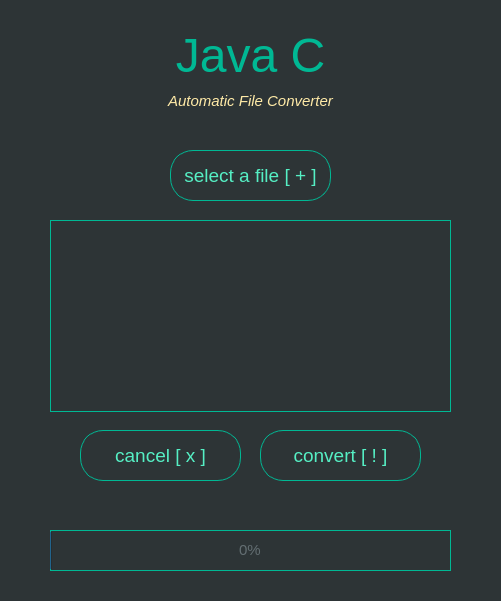
Above: resources/ui/javac.ui from jbjulia/java-c before the change. Below: the same form after it.
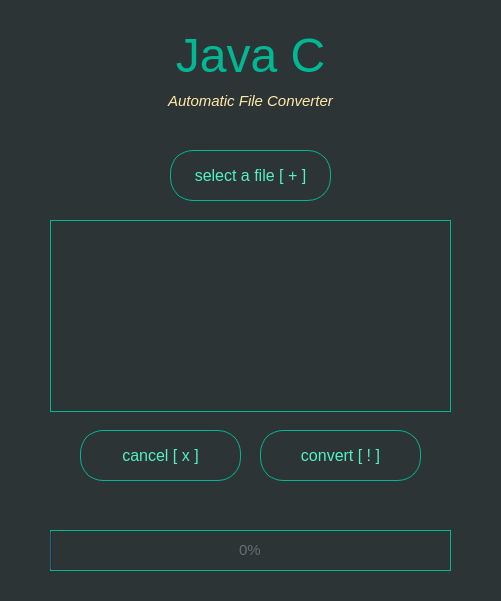
That is the form after the change.

```diff
--- a/resources/ui/javac.ui
+++ b/resources/ui/javac.ui
@@ -84,7 +84,7 @@
              <property name="font">
                  <font>
                      <family>Ubuntu</family>
-                     <pointsize>14</pointsize>
+                     <pointsize>12</pointsize>
                      <italic>false</italic>
                  </font>
              </property>
@@ -147,7 +147,7 @@
              <property name="font">
                  <font>
                      <family>Ubuntu</family>
-                     <pointsize>14</pointsize>
+                     <pointsize>12</pointsize>
                      <italic>false</italic>
                  </font>
              </property>
@@ -183,7 +183,7 @@
              <property name="font">
                  <font>
                      <family>Ubuntu</family>
-                     <pointsize>14</pointsize>
+                     <pointsize>12</pointsize>
                      <italic>false</italic>
                  </font>
              </property>
```
Left out of the diff: 28 changed lines with no effect on the pictures. Lines whose indentation alone changed are shown as unchanged.
